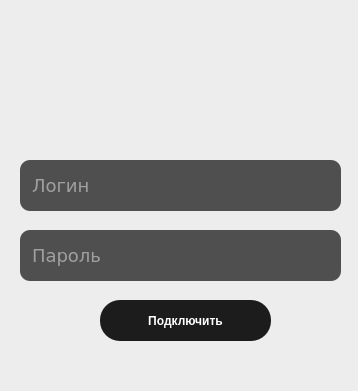
This is desing_minimal.ui in sor88/rdpoverssh as Qt 5 draws it before an edit. The edited form follows.
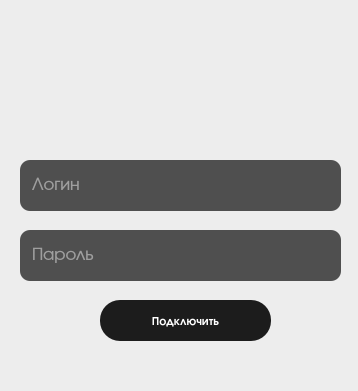
This is the edited form. Icons and pictures are not drawn.

Commit message: Доработка дизайна Minimal

```diff
--- a/desing_minimal.ui
+++ b/desing_minimal.ui
@@ -22,9 +22,8 @@
 QWidget {
 /* цвета #fafafa; ededed;  */
 background: #ededed;
-font-family: verdana, sans-serif;
+font-family: Avantgarde, TeX Gyre Adventor, URW Gothic L, sans-serif
 /* color: #ab9d00;   */
-font-weight: normal; 
 }
 
 .QLineEdit::hover{
@@ -43,7 +42,7 @@
 
 QPushButton{
 background-color: black;
-font-family: Ubuntu, verdana, sans-serif;
+/* font-family: Ubuntu, verdana, sans-serif; */
 border: 1px #ebebeb;
 border-radius: 20px;
 background-color: #1c1c1c;
@@ -58,7 +57,8 @@
 }
 
 QStatusBar{
-font-size: 12 px;
+font-family: FreeMono;
+font-size: 10px;
 }
 </string>
   </property>
@@ -112,7 +112,7 @@
     </property>
     <property name="font">
      <font>
-      <family>verdana</family>
+      <family>Avantgarde,TeX Gyre Adventor,URW Gothic L,sans-serif</family>
       <pointsize>-1</pointsize>
       <weight>50</weight>
       <bold>false</bold>
@@ -177,8 +177,8 @@
   <widget class="QStatusBar" name="statusbar">
    <property name="font">
     <font>
-     <family>verdana</family>
-     <pointsize>12</pointsize>
+     <family>FreeMono</family>
+     <pointsize>-1</pointsize>
      <weight>50</weight>
      <bold>false</bold>
     </font>
```
Left out of the diff: 2 changed lines with no effect on the pictures.
